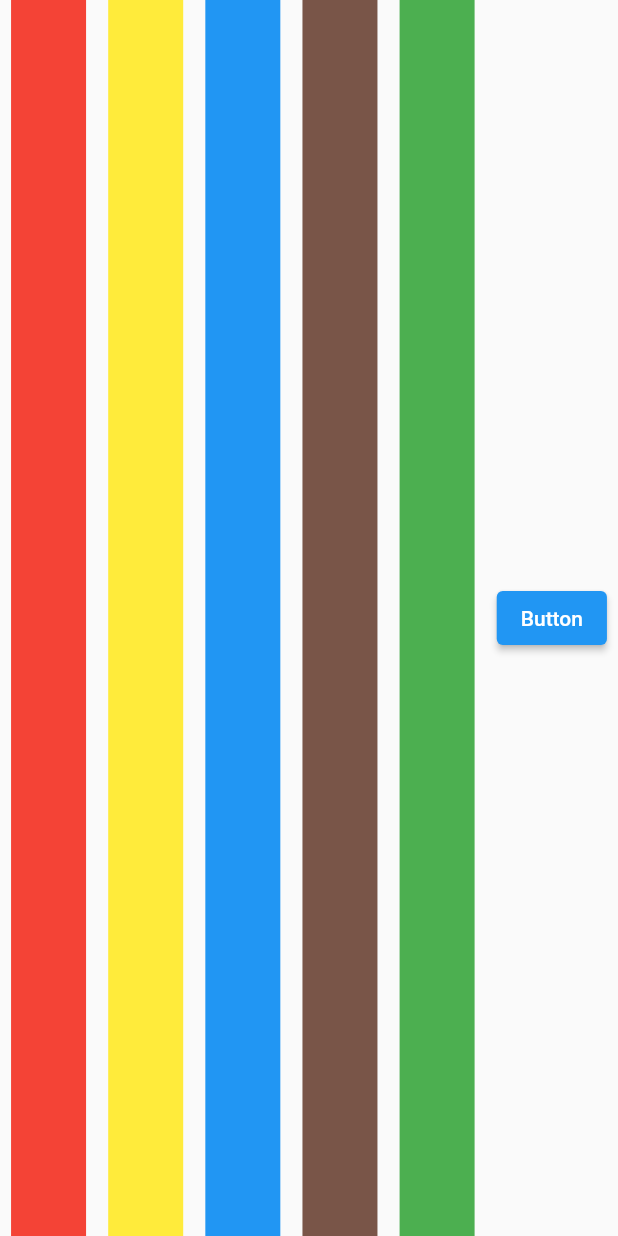
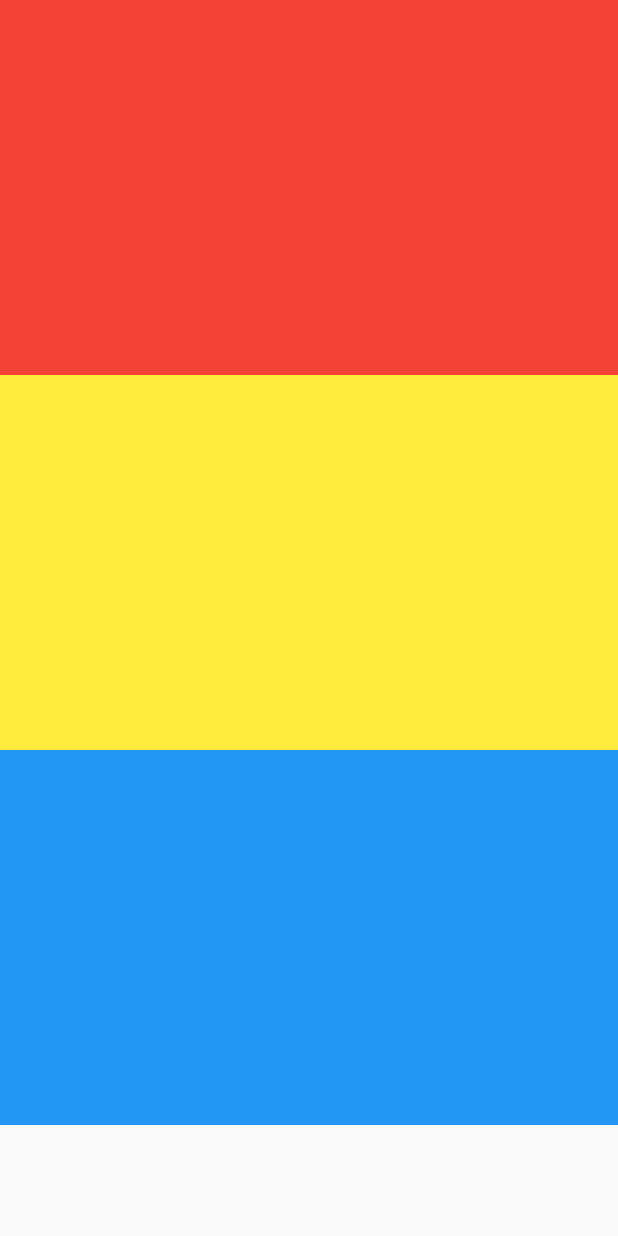
Before and after one commit to avnishaks/flutter, a Flutter app: the screen it shows after launch, on a phone screen of 412 x 824 dp. Run offline on Flutter 3.47's test engine with Material 2 defaults, Android fonts, the phone set to English and light mode, and no system bars.

Commit message:
update code for the list builder

```diff
--- a/project_tent_march/lib/main.dart
+++ b/project_tent_march/lib/main.dart
@@ -4,8 +4,6 @@ List<Color> myColors = [
   Colors.red,
   Colors.yellow,
   Colors.blue,
-  Colors.brown,
-  Colors.green
 ];
 
 void main() => runApp(MaterialApp(
@@ -13,6 +11,7 @@ void main() => runApp(MaterialApp(
       home: myHome(),
     ));
 
+// ignore: camel_case_types
 class myHome extends StatelessWidget {
   const myHome({
     Key? key,
@@ -21,19 +20,17 @@ class myHome extends StatelessWidget {
   @override
   Widget build(BuildContext context) {
     return Scaffold(
-      body: SafeArea(
-        child: Row(mainAxisAlignment: MainAxisAlignment.spaceAround, children: [
-          ...myColors.map((color) => getMyContainer(color)).toList(),
-          ElevatedButton(onPressed: () => null, child: Text("Button"))
-        ]),
-      ),
-    );
+        body: SafeArea(
+            child: ListView.builder(
+      itemBuilder: (context, index) => getMyContainer(index),
+      itemCount: 3,
+    )));
   }
 
-  Widget getMyContainer(Color color) {
+  Widget getMyContainer(int index) {
     return Container(
-      width: 50,
-      color: color,
+      height: 250,
+      color: myColors[index],
     );
   }
 }
```
